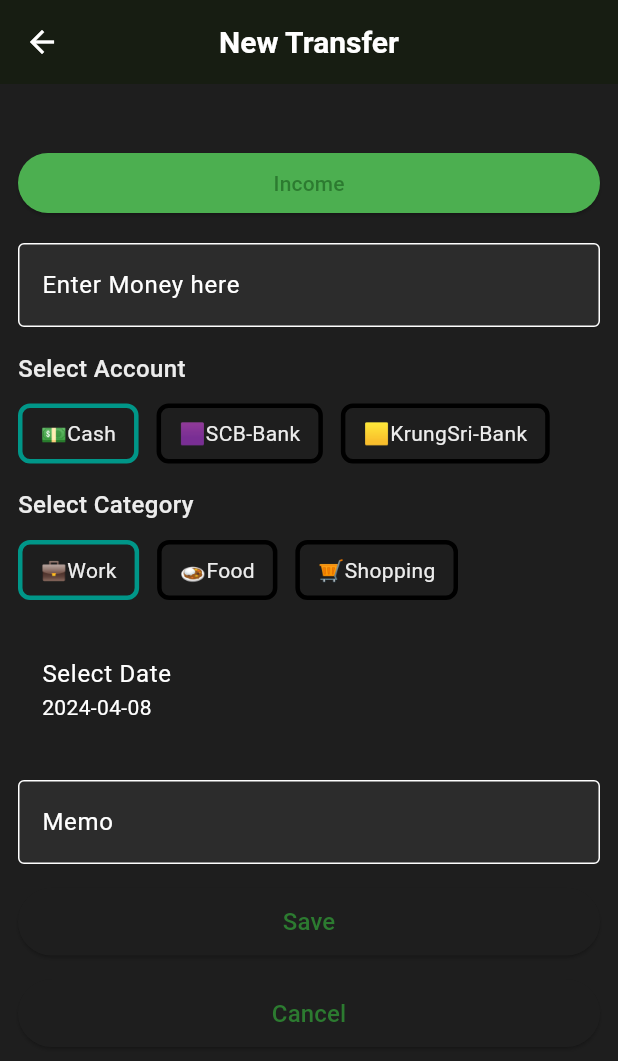
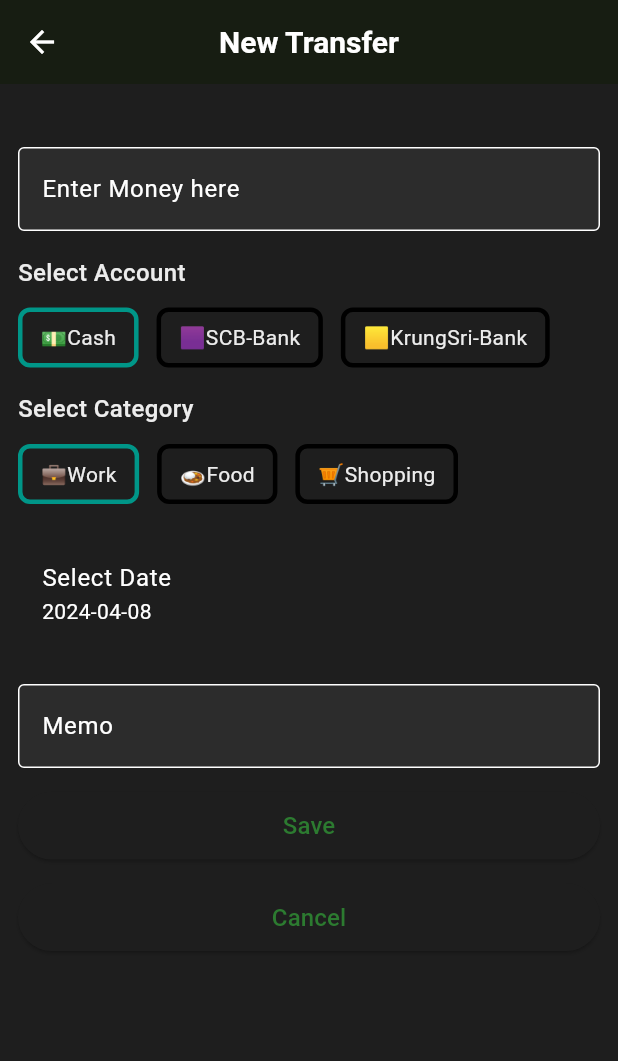
Before and after one commit to Thinnakorn050/mywallet, a Flutter app: the TranFormPage screen opened directly, on a phone screen of 412 x 824 dp. Shown: the top 1061 px of the screen. Run offline on Flutter 3.47's test engine with Material 3 defaults, Android fonts, the phone set to English and light mode, and no system bars; our stand-ins replace csv, font_awesome_flutter, sqflite; accounts and stored records are empty; Roboto replaces fonts that are missing (Hind).

Commit message:
Revert "Merge branch 'main' of https://github.com/poonyawat0511/mywallet"
This reverts commit 086216b2f1e8dca464393be23aa8012473e20643, reversing
changes made to a8931c0c78f4d159a9f9d33aa5fbdb015ddbe9b4.

```diff
--- a/lib/form_page/tran_form_page.dart
+++ b/lib/form_page/tran_form_page.dart
@@ -29,20 +29,16 @@ class _TranFormPageState extends State<TranFormPage> {
   DateTime _selectedDate = DateTime.now(); // Initialize with current date
   bool initAcc = false;
   bool initCat = false;
-  bool _isExpense = false; // Track whether it's an expense or income
 
   @override
   void initState() {
     super.initState();
 
-    // Update
+    //update
     if (widget.tran != null) {
       _nameController.text = widget.tran!.memo;
-      _moneyController.text =
-          widget.tran!.money.abs().toString(); // Ensure positive value
+      _moneyController.text = widget.tran!.money.toString();
       _selectedDate = widget.tran!.date;
-      // Check if it's an expense or income
-      _isExpense = widget.tran!.money < 0;
     }
   }
 
@@ -75,7 +71,7 @@ class _TranFormPageState extends State<TranFormPage> {
   }
 
   Future<void> _onSave() async {
-    // Check for money input
+    //check for money input
     if (_moneyController.text.isEmpty) {
       setState(() {
         _moneyErrorText = 'Cannot be empty';
@@ -83,7 +79,7 @@ class _TranFormPageState extends State<TranFormPage> {
       return;
     }
 
-    // Check for number only money input
+    //check for number only money input
     final RegExp numberRegex = RegExp(r'^-?[0-9]+$');
     if (!numberRegex.hasMatch(_moneyController.text)) {
       setState(() {
@@ -95,8 +91,7 @@ class _TranFormPageState extends State<TranFormPage> {
     // Reset error text
     //setState(() {_moneyErrorText = null; });
 
-    final money =
-        int.parse(_moneyController.text.trim()) * (_isExpense ? -1 : 1);
+    final money = int.parse(_moneyController.text.trim());
     final date = _selectedDate;
     final memo =
         _nameController.text.trim(); // Use the value from the TextField
@@ -149,29 +144,6 @@ class _TranFormPageState extends State<TranFormPage> {
             crossAxisAlignment: CrossAxisAlignment.stretch,
             children: [
               SizedBox(height: 30.0),
-              // Button to toggle between expense and income
-              ElevatedButton(
-                onPressed: () {
-                  setState(() {
-                    _isExpense = !_isExpense;
-                  });
-                },
-                style: ButtonStyle(
-                  backgroundColor:
-                      MaterialStateProperty.resolveWith<Color>((states) {
-                    if (_isExpense) {
-                      // Return red color if _isExpense is true
-                      return Colors.red;
-                    } else {
-                      // Return green color if _isExpense is false
-                      return Colors.green;
-                    }
-                  }),
-                ),
-                child: Text(_isExpense ? 'Expense' : 'Income'),
-              ),
-
-              const SizedBox(height: 16.0),
               TextField(
                 controller: _moneyController,
                 decoration: InputDecoration(
--- a/pubspec.yaml
+++ b/pubspec.yaml
@@ -33,8 +33,6 @@ dependencies:
   font_awesome_flutter: ^9.2.0
   path: ^1.8.0
   sqflite: ^2.3.2
-  permission_handler: ^11.3.1
-  file_picker: ^8.0.0
 
 
   # The following adds the Cupertino Icons font to your application.
```
Also changed, not shown: lib/pages/HomePage.dart (+1 -17 lines), lib/services/database_service.dart (+3 -4 lines), pubspec.lock, 15 other files.
